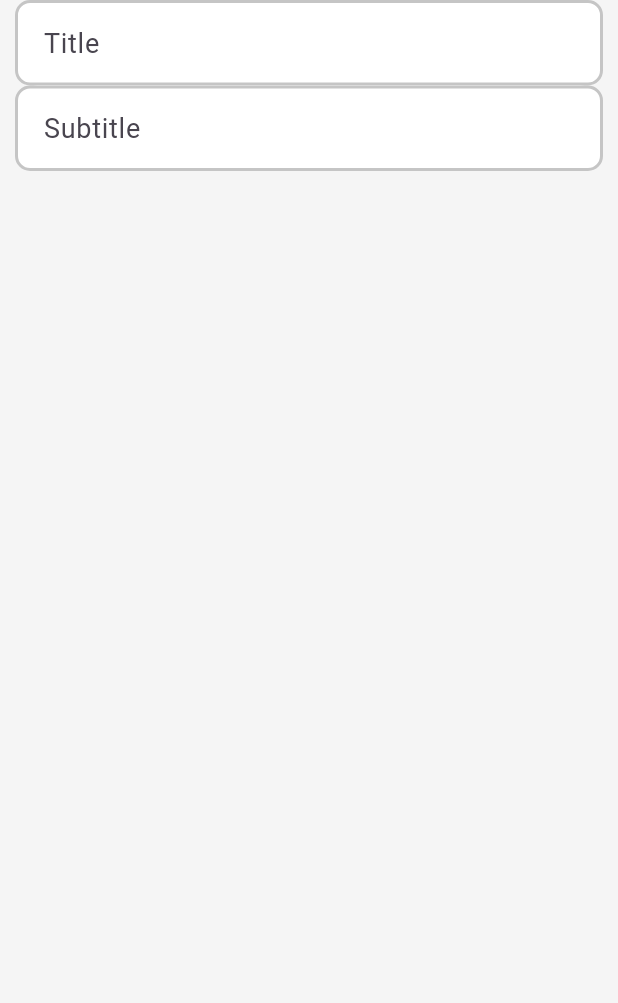
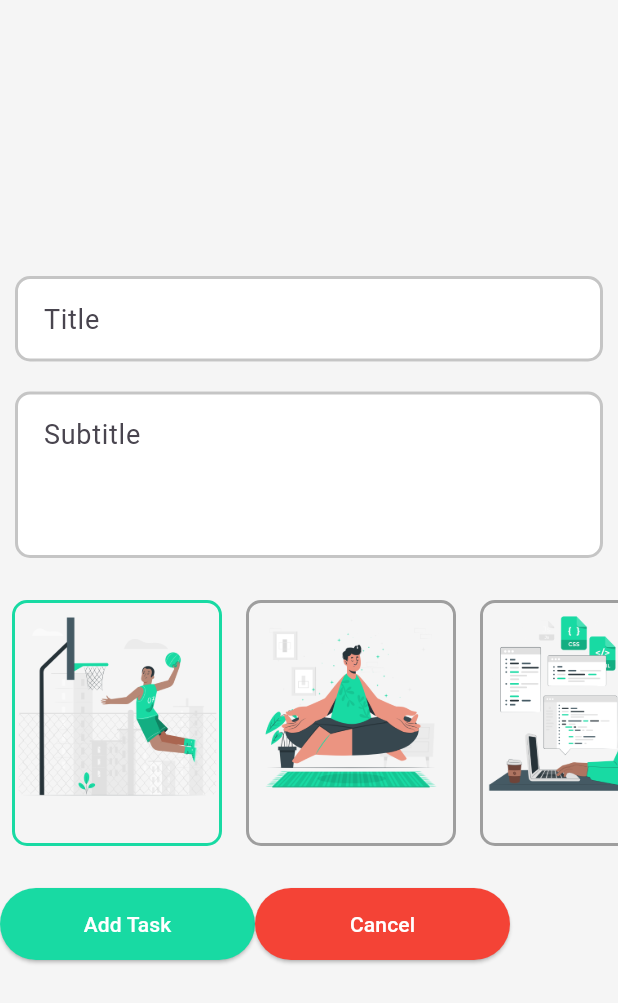
Before and after one commit to MufyDhaBeee/TodoList_Auth_cloud_App, a Flutter app: the screen it shows after launch, on a phone screen of 412 x 824 dp. Shown: the top 1003 px of the screen. Run offline on Flutter 3.47's test engine with Material 3 defaults, Android fonts, the phone set to English and light mode, and no system bars; our stand-ins replace cloud_firestore, firebase_auth, firebase_core; accounts and stored records are empty.

Commit message:
todo list app using authentication and cloud firestore by using firebase, ui design is ongoing

```diff
--- a/lib/screen/add_note_screen.dart
+++ b/lib/screen/add_note_screen.dart
@@ -9,19 +9,104 @@ class Add_Screen extends StatefulWidget {
 }
 
 class _Add_ScreenState extends State<Add_Screen> {
+
+
   final title = TextEditingController();
   final subtitle = TextEditingController();
 
   FocusNode _focusNode1 = FocusNode();
   FocusNode _focusNode2 = FocusNode();
+  List<String> imagePaths = [
+    'assets/images/play.png',
+    'assets/images/meditation.png',
+    'assets/images/coding.png',
+    'assets/images/chill.png',
+  ];
+  int indexx = 0;
   @override
   Widget build(BuildContext context) {
-    return  Scaffold(
+    return Scaffold(
       backgroundColor: backgroundColors,
       body: SafeArea(
         child: Column(
+          mainAxisAlignment: MainAxisAlignment.center,
           children: [
-        Padding(
+            title_widget(),
+            SizedBox(height: 20),
+            subtitle_widget(),
+            SizedBox(height: 20),
+             imagess(),
+            SizedBox(height: 20),
+            Row(
+              children: [
+                ElevatedButton(
+                  style: ElevatedButton.styleFrom(
+                    backgroundColor: custom_green,
+                    minimumSize: Size(170, 48),
+                  ),
+                    onPressed: (){},
+                    child: Text('Add Task', style: TextStyle(
+                      color: Colors.white,
+                    ),),
+
+                ),
+                ElevatedButton(
+                  style: ElevatedButton.styleFrom(
+                    backgroundColor: Colors.red,
+                    minimumSize: Size(170, 48),
+                  ),
+                  onPressed: (){},
+                  child: Text('Cancel', style: TextStyle(
+                    color: Colors.white,
+                  ),),
+
+                )
+
+              ],
+            )
+
+
+
+          ],
+        ),
+      ),
+    );
+  }
+
+  Widget imagess() {
+    return Container(
+              height: 180,
+              child: ListView.builder(
+                itemCount: imagePaths.length,
+                scrollDirection: Axis.horizontal,
+                itemBuilder: (context, index) {
+                  return GestureDetector(
+                    onTap: (){
+                      setState(() {
+                        indexx = index;
+                      });
+                    },
+                    child: Container(
+                      decoration: BoxDecoration(
+                        borderRadius: BorderRadius.circular(10),
+                        border: Border.all(width: 2,
+                            color: indexx == index ? custom_green : Colors.grey),
+                      ),
+                      width: 140,
+                      margin: EdgeInsets.all(8),
+                      child: Column(
+                        children: [Image.asset(imagePaths[index], fit: BoxFit.fitHeight,)
+                        ],
+                      ),
+                    ),
+                  );
+                },
+              ),
+            );
+  }
+
+  Widget title_widget() {
+    return Padding(
       padding: const EdgeInsets.symmetric(horizontal: 10),
       child: Container(
         decoration: BoxDecoration(
@@ -37,22 +122,20 @@ class _Add_ScreenState extends State<Add_Screen> {
             contentPadding: EdgeInsets.symmetric(horizontal: 15, vertical: 15),
             enabledBorder: OutlineInputBorder(
               borderRadius: BorderRadius.circular(10),
-                    borderSide: BorderSide(
-                      color: grey1,
-                      width: 2.0,
+              borderSide: BorderSide(color: grey1, width: 2.0),
             ),
-                ), focusedBorder: OutlineInputBorder(
+            focusedBorder: OutlineInputBorder(
               borderRadius: BorderRadius.circular(10),
-                  borderSide: BorderSide(
-                    color: custom_green,
-                    width: 2.0,
-                  ),
-                )
+              borderSide: BorderSide(color: custom_green, width: 2.0),
             ),
           ),
         ),
       ),
-            Padding(
+    );
+  }
+
+  Widget subtitle_widget() {
+    return Padding(
       padding: const EdgeInsets.symmetric(horizontal: 10),
       child: Container(
         decoration: BoxDecoration(
@@ -60,32 +143,22 @@ class _Add_ScreenState extends State<Add_Screen> {
           borderRadius: BorderRadius.circular(15),
         ),
         child: TextField(
-                  controller: title,
-                  focusNode: _focusNode1,
+          maxLines: 3,
+          controller: subtitle,
+          focusNode: _focusNode2,
           style: TextStyle(color: Colors.black, fontSize: 18),
           decoration: InputDecoration(
             hintText: 'Subtitle',
             contentPadding: EdgeInsets.symmetric(horizontal: 15, vertical: 15),
             enabledBorder: OutlineInputBorder(
               borderRadius: BorderRadius.circular(10),
-                        borderSide: BorderSide(
-                          color: grey1,
-                          width: 2.0,
+              borderSide: BorderSide(color: grey1, width: 2.0),
             ),
-                      ), focusedBorder: OutlineInputBorder(
+            focusedBorder: OutlineInputBorder(
               borderRadius: BorderRadius.circular(10),
-                    borderSide: BorderSide(
-                      color: custom_green,
-                      width: 2.0,
-                    ),
-                  )
+              borderSide: BorderSide(color: custom_green, width: 2.0),
             ),
           ),
-              ),
-            ),
-
-
-          ],
         ),
       ),
     );
```
Lines whose indentation alone changed are shown as unchanged.
